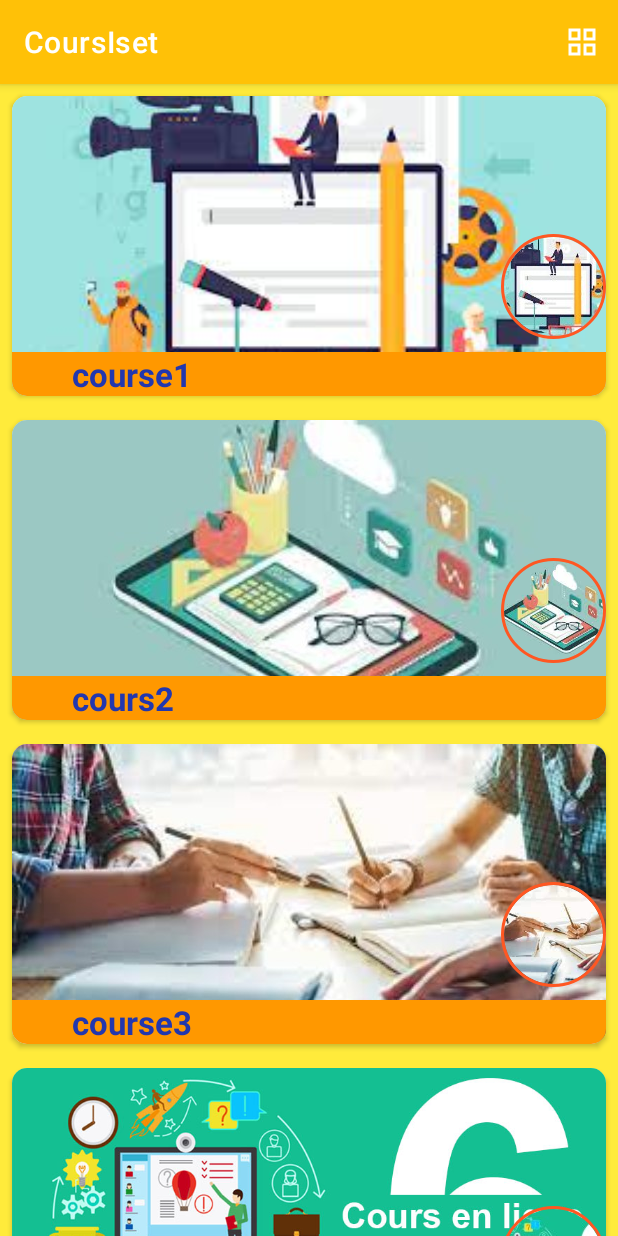
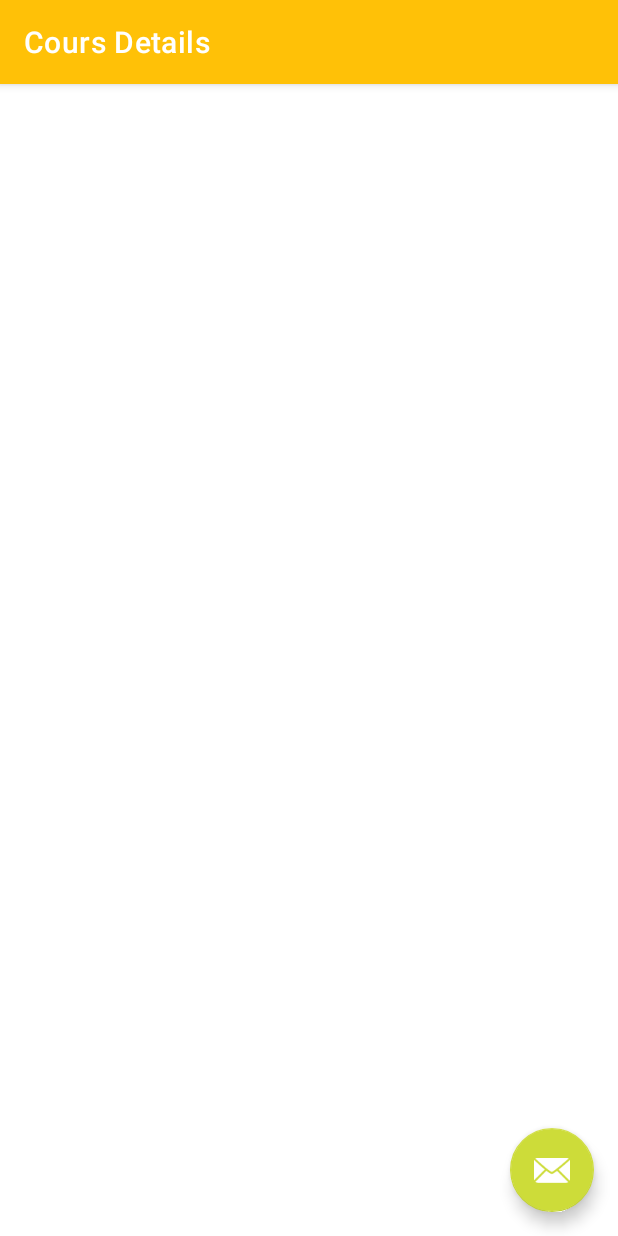
Before and after one commit to oussamamth1/CoursIset, an Android app: the DashborActivity screen opened directly, with no data from a screen before it, after a tap on "course1", on a phone screen of 412 x 824 dp. Run offline under Robolectric (Android 15) with nearby library versions, the phone set to English and light mode, and no system bars; our stand-ins replace CircleImageView, Picasso, navigation-ui.

Commit message:
the fristt adapter

```diff
--- a/app/build.gradle
+++ b/app/build.gradle
@@ -36,12 +36,14 @@ android {
 dependencies {
     implementation 'com.github.bumptech.glide:glide:4.12.0'
     annotationProcessor 'com.github.bumptech.glide:compiler:4.12.0'
+   // implementation 'com.android.support:palette-v7:28.0.0'
     implementation 'com.squareup.picasso:picasso:2.71828'
     implementation 'androidx.appcompat:appcompat:1.3.0'
     implementation 'com.google.android.material:material:1.3.0'
     implementation 'androidx.constraintlayout:constraintlayout:2.0.4'
     implementation 'androidx.navigation:navigation-fragment:2.3.5'
-    //implementation 'com.android.support:palette-v7:30.0.0'
+   // implementation 'com.android.support:palette-v7:24.2.1'
+   // implementation 'com.android.support:palette-v7:28.0.0'
     implementation 'androidx.navigation:navigation-ui:2.3.5'
     testImplementation 'junit:junit:4.+'
     androidTestImplementation 'androidx.test.ext:junit:1.1.2'
--- a/app/src/main/AndroidManifest.xml
+++ b/app/src/main/AndroidManifest.xml
@@ -9,8 +9,12 @@
         android:roundIcon="@mipmap/ic_launcher_round"
         android:supportsRtl="true"
         android:theme="@style/Theme.CoursIset">
+        <activity
+            android:name=".CoursDetail"
+            android:label="@string/title_activity_main_activity2_d"
+            android:theme="@style/Theme.CoursIset.NoActionBar"></activity>
         <activity android:name=".cotroller.CreateAccountuserActivity" />
-       <activity android:name=".cotroller.DashborActivity" /><!--<activity android:name=".MainActivity" />-->
+        <activity android:name=".cotroller.DashborActivity" /> <!-- <activity android:name=".MainActivity" /> -->
         <activity
             android:name=".MainActivity"
             android:label="@string/app_name"
--- /dev/null
+++ b/app/src/main/java/com/example/coursiset/CoursDetail.java
@@ -0,0 +1,47 @@
+package com.example.coursiset;
+
+import android.os.Bundle;
+
+import com.google.android.material.snackbar.Snackbar;
+
+import androidx.appcompat.app.AppCompatActivity;
+
+import android.view.View;
+import android.widget.Toast;
+
+import androidx.navigation.ui.AppBarConfiguration;
+
+import com.example.coursiset.databinding.ActivityMainActivity2DBinding;
+
+public class CoursDetail extends AppCompatActivity {
+
+    private AppBarConfiguration appBarConfiguration;
+    private ActivityMainActivity2DBinding binding;
+private int coursid;
+    @Override
+    protected void onCreate(Bundle savedInstanceState) {
+        super.onCreate(savedInstanceState);
+
+        binding = ActivityMainActivity2DBinding.inflate(getLayoutInflater());
+        setContentView(binding.getRoot());
+
+        setSupportActionBar(binding.toolbar);
+        Bundle bundle=getIntent().getExtras();
+        coursid=bundle.getInt("cours_id");
+        Toast.makeText(CoursDetail.this,"cours id "+coursid,Toast.LENGTH_SHORT).show();
+
+
+        binding.fab.setOnClickListener(new View.OnClickListener() {
+            @Override
+            public void onClick(View view) {
+                Snackbar.make(view, "Replace with your own action", Snackbar.LENGTH_LONG)
+                        .setAction("Action", null).show();
+            }
+        });
+    }
+
+    @Override
+    public boolean onSupportNavigateUp() {
+        return true;
+    }
+}
--- a/app/src/main/java/com/example/coursiset/cotroller/DashborActivity.java
+++ b/app/src/main/java/com/example/coursiset/cotroller/DashborActivity.java
@@ -4,12 +4,14 @@ import androidx.appcompat.app.AppCompatActivity;
 import androidx.recyclerview.widget.RecyclerView;
 import androidx.recyclerview.widget.StaggeredGridLayoutManager;
 
+import android.content.Context;
+import android.content.Intent;
 import android.os.Bundle;
 import android.view.Menu;
 import android.view.MenuItem;
 import android.view.View;
-import android.widget.Toast;
 
+import com.example.coursiset.CoursDetail;
 import com.example.coursiset.R;
 import com.example.coursiset.data.CoursAdapter;
 
@@ -19,6 +21,7 @@ private StaggeredGridLayoutManager staggeredGridLayoutManager;
 private CoursAdapter adapter;
 public Menu menu;
 public boolean Listview=false;
+
     @Override
     protected void onCreate(Bundle savedInstanceState) {
         super.onCreate(savedInstanceState);
@@ -32,9 +35,15 @@ public boolean Listview=false;
         adapter.setOnClickListener(new CoursAdapter.OnItemClickListener() {
             @Override
             public void onItemClick(View v, int position) {
-                Toast.makeText(DashborActivity.this,"clicked on "+position,Toast.LENGTH_SHORT).show();
+               // Toast.makeText(DashborActivity.this,"clicked on "+position,Toast.LENGTH_SHORT).show();
+                startActivity(newintent(DashborActivity.this,position));
             }
         });
+    }
+    public Intent newintent(Context context, int position){
+        Intent intent =new Intent(context, CoursDetail.class);
+        intent.putExtra("cours_id",position);
+        return intent;
     }
     public boolean onCreateOptionsMenu(Menu menu) {
         // Inflate the menu; this adds items to the action bar if it is present.
--- a/app/src/main/java/com/example/coursiset/data/CoursAdapter.java
+++ b/app/src/main/java/com/example/coursiset/data/CoursAdapter.java
@@ -3,6 +3,13 @@ package com.example.coursiset.data;
 import android.content.Context;
 import android.graphics.Bitmap;
 import android.graphics.BitmapFactory;
+import android.graphics.Color;
+import android.graphics.PorterDuff;
+import android.graphics.PorterDuffColorFilter;
+import android.graphics.drawable.Drawable;
+import android.os.Build;
+import android.support.annotation.Nullable;
+//import android.support.v7.graphics.Palette;
 import android.view.LayoutInflater;
 import android.view.View;
 import android.view.ViewGroup;
@@ -11,6 +18,9 @@ import android.widget.ImageView;
 import android.widget.TextView;
 
 import androidx.annotation.NonNull;
+import androidx.annotation.RequiresApi;
+import androidx.core.content.ContextCompat;
+import androidx.core.graphics.drawable.DrawableCompat;
 import androidx.recyclerview.widget.RecyclerView;
 
 import com.bumptech.glide.Glide;
@@ -37,10 +47,11 @@ public OnItemClickListener itemClickListener;
         return new ViewHolder(cours_row);
     }
 
+    @RequiresApi(api = Build.VERSION_CODES.M)
     @Override
     public void onBindViewHolder(@NonNull ViewHolder holder, int position) {
 //bind data n view
-    Context context=holder.courstitle.getContext();
+    final Context context=holder.courstitle.getContext();
         Cours cours=coursdata.coursArrayList().get(position);
 holder.courstitle.setText(cours.getcoursname());
 
@@ -50,7 +61,14 @@ holder.courstitle.setText(cours.getcoursname());
        Glide.with(holder.courstitle.getContext()).load(cours.getImageResourcid(holder.courstitle.getContext())).into(holder.courseImage);
 //Picasso.with(holder.courstitle.getContext()).load(cours.getImageResourcid(context)).into(holder.courseImage);
 //the photo of withch row that we are fetshing
-//Bitmap photo= BitmapFactory.decodeResource(context.getResources(),cours.getImageResourcid(context));
+Bitmap photo= BitmapFactory.decodeResource(context.getResources(),cours.getImageResourcid(context));
+       /* Palette.from(photo).generate(new Palette.PaletteAsyncListener() {
+            @Override
+            public void onGenerated(@Nullable Palette palette) {
+                palette.getLightMutedColor(ContextCompat.getColor(context, android.R.color.background_dark));
+            }
+        });*/
+
 
     }
 
--- /dev/null
+++ b/app/src/main/res/layout/activity_main_activity2_d.xml
@@ -0,0 +1,32 @@
+<?xml version="1.0" encoding="utf-8"?>
+<androidx.coordinatorlayout.widget.CoordinatorLayout xmlns:android="http://schemas.android.com/apk/res/android"
+    xmlns:app="http://schemas.android.com/apk/res-auto"
+    xmlns:tools="http://schemas.android.com/tools"
+    android:layout_width="match_parent"
+    android:layout_height="match_parent"
+    tools:context=".CoursDetail">
+
+    <com.google.android.material.floatingactionbutton.FloatingActionButton
+        android:id="@+id/fab"
+        android:layout_width="wrap_content"
+        android:layout_height="wrap_content"
+        android:layout_gravity="bottom|end"
+        android:layout_margin="@dimen/fab_margin"
+        app:srcCompat="@android:drawable/ic_dialog_email" />
+
+    <com.google.android.material.appbar.AppBarLayout
+        android:layout_width="match_parent"
+        android:layout_height="wrap_content"
+
+        android:theme="@style/Theme.CoursIset.AppBarOverlay">
+
+        <androidx.appcompat.widget.Toolbar
+            android:id="@+id/toolbar"
+            android:layout_width="match_parent"
+            android:layout_height="?attr/actionBarSize"
+            android:background="?attr/colorPrimary"
+            app:popupTheme="@style/Theme.CoursIset.PopupOverlay" />
+
+    </com.google.android.material.appbar.AppBarLayout>
+
+</androidx.coordinatorlayout.widget.CoordinatorLayout>
--- a/app/src/main/res/values/dimens.xml
+++ b/app/src/main/res/values/dimens.xml
@@ -1 +1,3 @@
-<resources></resources>
+<resources>
+    <dimen name="fab_margin">16dp</dimen>
+</resources>
--- a/app/src/main/res/values/strings.xml
+++ b/app/src/main/res/values/strings.xml
@@ -13,4 +13,14 @@
     <string name="email">Email</string>
     <string name="password">PassWord Have to Be Strong</string>
     <string name="passwordVer">Confirem PassWord</string>
+    <string name="title_activity_dataile">DataileActivity</string>
+    <!-- Strings used for fragments for navigation -->
+    <string name="first_fragment_label">First Fragment</string>
+    <string name="second_fragment_label">Second Fragment</string>
+    <string name="next">Next</string>
+    <string name="previous">Previous</string>
+
+    <string name="hello_first_fragment">Hello first fragment</string>
+    <string name="hello_second_fragment">Hello second fragment. Arg: %1$s</string>
+    <string name="title_activity_main_activity2_d">Cours Details</string>
 </resources>
--- a/build.gradle
+++ b/build.gradle
@@ -1,6 +1,7 @@
 ext {
     defaultTargetSdkVersion = 28
     buildToolsVersion = '30.0.3'
+    defaultTargetSdkVersion1 = 28
 }// Top-level build file where you can add configuration options common to all sub-projects/modules.
 buildscript {
     repositories {
```
